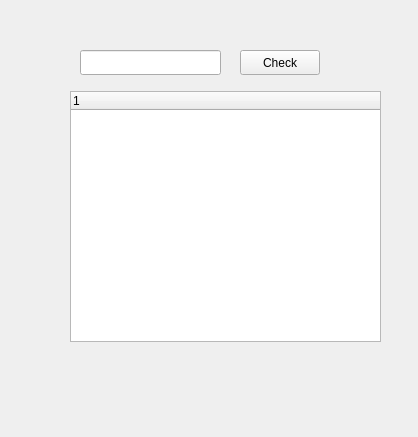
XianFN/Top-Down-Parser, file mainwindow.ui: the form before one commit.
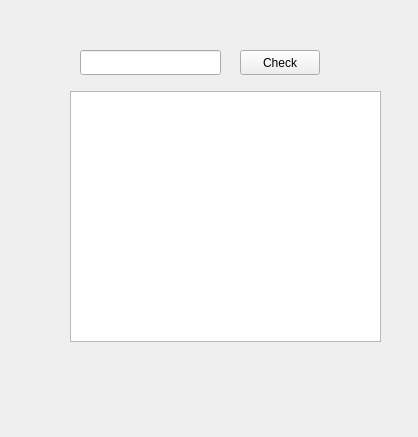
The form after the commit.

Diff of the .ui file:
```diff
--- a/mainwindow.ui
+++ b/mainwindow.ui
@@ -26,6 +26,9 @@
                         <height>251</height>
                     </rect>
                 </property>
+                <attribute name="headerVisible">
+                    <bool>false</bool>
+                </attribute>
             </widget>
             <widget class="QPushButton" name="pushButton">
                 <property name="geometry">
```
